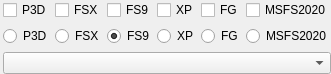
Old version of the form src/gui/components/simulatorselector.ui in the repository swift-project/pilotclient.
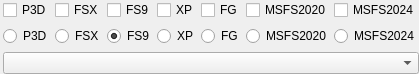
New version of the form.

What changed in the file:
```diff
--- a/src/gui/components/simulatorselector.ui
+++ b/src/gui/components/simulatorselector.ui
@@ -95,6 +95,13 @@
         </property>
        </widget>
       </item>
+       <item>
+         <widget class="QCheckBox" name="cb_MSFS2024">
+           <property name="text">
+             <string>MSFS2024</string>
+           </property>
+         </widget>
+       </item>
      </layout>
     </widget>
    </item>
@@ -173,6 +180,13 @@
         </property>
        </widget>
       </item>
+       <item>
+         <widget class="QRadioButton" name="rb_MSFS2024">
+           <property name="text">
+             <string>MSFS2024</string>
+           </property>
+         </widget>
+       </item>
      </layout>
     </widget>
    </item>
```
